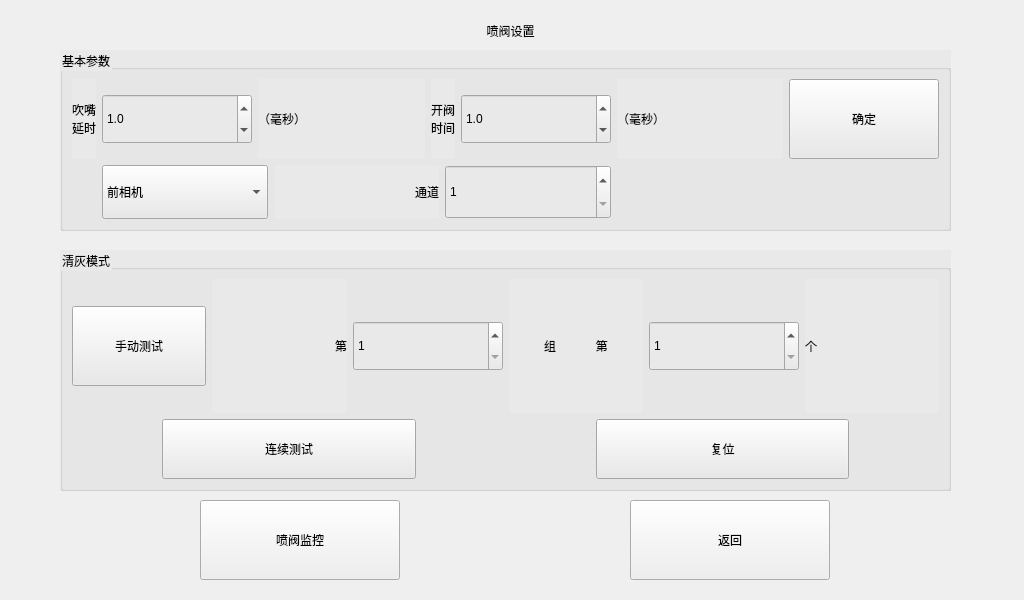
The window that forms/formvalvetest.ui (zhoutl1106/pjt2) describes before a commit, drawn with Qt 5.
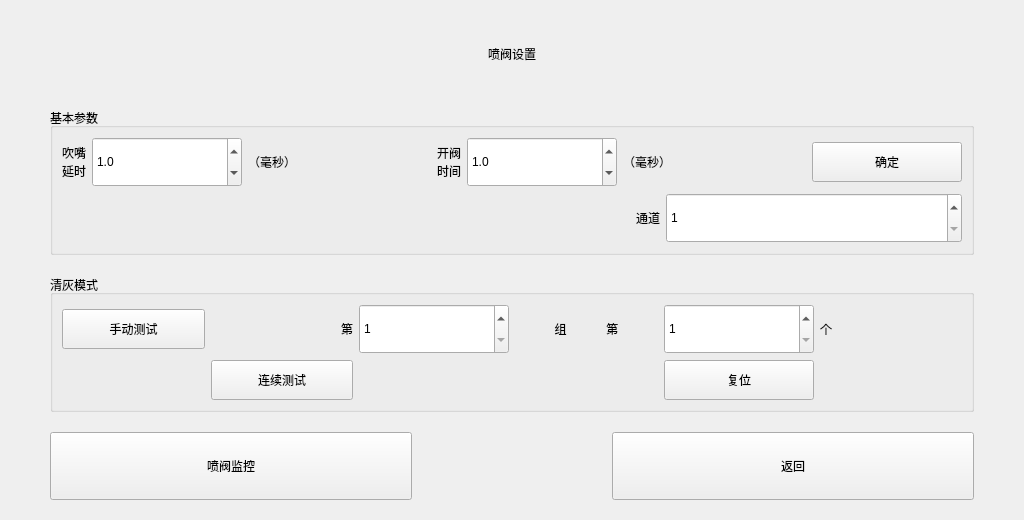
The same window after the commit. Icons and pictures are not drawn.

Commit message: cntChcek & cmd left

Patch:
```diff
--- a/forms/formvalvetest.ui
+++ b/forms/formvalvetest.ui
@@ -7,45 +7,35 @@
     <x>0</x>
     <y>0</y>
     <width>1024</width>
-    <height>600</height>
+    <height>520</height>
    </rect>
   </property>
   <property name="windowTitle">
    <string>Form</string>
   </property>
-  <widget class="QToolButton" name="toolButton">
-   <property name="geometry">
-    <rect>
-     <x>630</x>
-     <y>500</y>
-     <width>200</width>
-     <height>80</height>
-    </rect>
+  <layout class="QVBoxLayout" name="verticalLayout_2">
+   <property name="spacing">
+    <number>20</number>
    </property>
-   <property name="sizePolicy">
-    <sizepolicy hsizetype="Fixed" vsizetype="Fixed">
-     <horstretch>0</horstretch>
-     <verstretch>0</verstretch>
-    </sizepolicy>
+   <property name="leftMargin">
+    <number>50</number>
    </property>
-   <property name="minimumSize">
-    <size>
-     <width>80</width>
-     <height>0</height>
-    </size>
+   <property name="topMargin">
+    <number>20</number>
    </property>
-   <property name="text">
-    <string>返回</string>
+   <property name="rightMargin">
+    <number>50</number>
    </property>
-  </widget>
+   <property name="bottomMargin">
+    <number>20</number>
+   </property>
+   <item>
   <widget class="QLabel" name="label">
-   <property name="geometry">
-    <rect>
-     <x>420</x>
-     <y>0</y>
-     <width>181</width>
-     <height>61</height>
-    </rect>
+     <property name="sizePolicy">
+      <sizepolicy hsizetype="Preferred" vsizetype="Preferred">
+       <horstretch>0</horstretch>
+       <verstretch>0</verstretch>
+      </sizepolicy>
    </property>
    <property name="text">
     <string>喷阀设置</string>
@@ -54,23 +44,33 @@
     <set>Qt::AlignCenter</set>
    </property>
   </widget>
+   </item>
+   <item>
   <widget class="QGroupBox" name="groupBox_2">
-   <property name="geometry">
-    <rect>
-     <x>60</x>
-     <y>50</y>
-     <width>891</width>
-     <height>181</height>
-    </rect>
-   </property>
    <property name="styleSheet">
-    <string notr="true">background-color: rgb(233, 233, 233);</string>
+      <string notr="true"/>
    </property>
    <property name="title">
     <string>基本参数</string>
    </property>
-   <layout class="QGridLayout" name="gridLayout_2">
-    <item row="0" column="2">
+     <layout class="QVBoxLayout" name="verticalLayout">
+      <item>
+       <layout class="QHBoxLayout" name="horizontalLayout_2">
+        <item>
+         <widget class="QLabel" name="label_6">
+          <property name="sizePolicy">
+           <sizepolicy hsizetype="Fixed" vsizetype="Preferred">
+            <horstretch>0</horstretch>
+            <verstretch>0</verstretch>
+           </sizepolicy>
+          </property>
+          <property name="text">
+           <string>吹嘴
+延时</string>
+          </property>
+         </widget>
+        </item>
+        <item>
      <widget class="QDoubleSpinBox" name="doubleSpinBox_delay">
       <property name="sizePolicy">
        <sizepolicy hsizetype="Fixed" vsizetype="Fixed">
@@ -85,26 +85,7 @@
        </size>
       </property>
       <property name="styleSheet">
-       <string notr="true">QSpinBox
-{	
-	text-align:center;
-	color:rgb(255,255,255);
-	border-image: url(:/icons/spinBkg.png) no-repeat;
-}
-
-QSpinBox::up-button
-{	
-	width:30px;
-	height:30px;
-	image: url(:/icons/upArrow.png);
-}
-
-QSpinBox::down-button
-{	
-	width:30px;
-	height:30px;
-	image: url(:/icons/downArrow.png);
-}</string>
+           <string notr="true"/>
       </property>
       <property name="decimals">
        <number>1</number>
@@ -117,29 +98,10 @@
       </property>
      </widget>
     </item>
-    <item row="0" column="7">
-     <widget class="QToolButton" name="toolButton_loopTest_3">
-      <property name="sizePolicy">
-       <sizepolicy hsizetype="Preferred" vsizetype="Fixed">
-        <horstretch>0</horstretch>
-        <verstretch>0</verstretch>
-       </sizepolicy>
-      </property>
-      <property name="minimumSize">
-       <size>
-        <width>150</width>
-        <height>80</height>
-       </size>
-      </property>
-      <property name="text">
-       <string>确定</string>
-      </property>
-     </widget>
-    </item>
-    <item row="0" column="3">
+        <item>
      <widget class="QLabel" name="label_9">
       <property name="sizePolicy">
-       <sizepolicy hsizetype="Expanding" vsizetype="Expanding">
+           <sizepolicy hsizetype="Expanding" vsizetype="Preferred">
         <horstretch>0</horstretch>
         <verstretch>0</verstretch>
        </sizepolicy>
@@ -149,41 +111,10 @@
       </property>
      </widget>
     </item>
-    <item row="0" column="5">
-     <widget class="QDoubleSpinBox" name="doubleSpinBox_pulseWidth">
-      <property name="sizePolicy">
-       <sizepolicy hsizetype="Fixed" vsizetype="Fixed">
-        <horstretch>0</horstretch>
-        <verstretch>0</verstretch>
-       </sizepolicy>
-      </property>
-      <property name="minimumSize">
-       <size>
-        <width>150</width>
-        <height>50</height>
-       </size>
-      </property>
-      <property name="styleSheet">
-       <string notr="true"/>
-      </property>
-      <property name="decimals">
-       <number>1</number>
-      </property>
-      <property name="minimum">
-       <double>0.100000000000000</double>
-      </property>
-      <property name="singleStep">
-       <double>0.100000000000000</double>
-      </property>
-      <property name="value">
-       <double>1.000000000000000</double>
-      </property>
-     </widget>
-    </item>
-    <item row="0" column="4">
+        <item>
      <widget class="QLabel" name="label_11">
       <property name="sizePolicy">
-       <sizepolicy hsizetype="Fixed" vsizetype="Expanding">
+           <sizepolicy hsizetype="Fixed" vsizetype="Preferred">
         <horstretch>0</horstretch>
         <verstretch>0</verstretch>
        </sizepolicy>
@@ -194,10 +125,41 @@
       </property>
      </widget>
     </item>
-    <item row="0" column="6">
+        <item>
+         <widget class="QDoubleSpinBox" name="doubleSpinBox_pulseWidth">
+          <property name="sizePolicy">
+           <sizepolicy hsizetype="Fixed" vsizetype="Fixed">
+            <horstretch>0</horstretch>
+            <verstretch>0</verstretch>
+           </sizepolicy>
+          </property>
+          <property name="minimumSize">
+           <size>
+            <width>150</width>
+            <height>50</height>
+           </size>
+          </property>
+          <property name="styleSheet">
+           <string notr="true"/>
+          </property>
+          <property name="decimals">
+           <number>1</number>
+          </property>
+          <property name="minimum">
+           <double>0.100000000000000</double>
+          </property>
+          <property name="singleStep">
+           <double>0.100000000000000</double>
+          </property>
+          <property name="value">
+           <double>1.000000000000000</double>
+          </property>
+         </widget>
+        </item>
+        <item>
      <widget class="QLabel" name="label_12">
       <property name="sizePolicy">
-       <sizepolicy hsizetype="Expanding" vsizetype="Expanding">
+           <sizepolicy hsizetype="Expanding" vsizetype="Preferred">
         <horstretch>0</horstretch>
         <verstretch>0</verstretch>
        </sizepolicy>
@@ -207,52 +169,43 @@
       </property>
      </widget>
     </item>
-    <item row="0" column="0" colspan="2">
-     <widget class="QLabel" name="label_6">
-      <property name="sizePolicy">
-       <sizepolicy hsizetype="Fixed" vsizetype="Expanding">
-        <horstretch>0</horstretch>
-        <verstretch>0</verstretch>
-       </sizepolicy>
-      </property>
-      <property name="text">
-       <string>吹嘴
-延时</string>
-      </property>
-     </widget>
-    </item>
-    <item row="1" column="2" colspan="4">
-     <layout class="QHBoxLayout" name="horizontalLayout_3">
       <item>
-       <widget class="QComboBox" name="camera">
+         <widget class="QToolButton" name="toolButton_OK">
         <property name="sizePolicy">
-         <sizepolicy hsizetype="Preferred" vsizetype="Expanding">
+           <sizepolicy hsizetype="Preferred" vsizetype="Fixed">
           <horstretch>0</horstretch>
           <verstretch>0</verstretch>
          </sizepolicy>
         </property>
         <property name="minimumSize">
          <size>
-          <width>0</width>
-          <height>50</height>
-         </size>
-        </property>
-        <item>
+            <width>150</width>
+            <height>40</height>
+           </size>
+          </property>
          <property name="text">
-          <string>前相机</string>
-         </property>
+           <string>确定</string>
+          </property>
+         </widget>
         </item>
+       </layout>
+      </item>
         <item>
-         <property name="text">
-          <string>后相机</string>
-         </property>
-        </item>
+       <layout class="QHBoxLayout" name="horizontalLayout">
+        <item>
+         <widget class="QWidget" name="widgetCamera" native="true">
+          <property name="sizePolicy">
+           <sizepolicy hsizetype="Preferred" vsizetype="Preferred">
+            <horstretch>0</horstretch>
+            <verstretch>0</verstretch>
+           </sizepolicy>
+          </property>
        </widget>
       </item>
       <item>
        <widget class="QLabel" name="label_2">
         <property name="sizePolicy">
-         <sizepolicy hsizetype="Preferred" vsizetype="Expanding">
+           <sizepolicy hsizetype="Preferred" vsizetype="Preferred">
           <horstretch>0</horstretch>
           <verstretch>0</verstretch>
          </sizepolicy>
@@ -272,9 +225,9 @@
        </widget>
       </item>
       <item>
-       <widget class="QSpinBox" name="spinBox">
+         <widget class="QSpinBox" name="spinBoxChannel">
         <property name="sizePolicy">
-         <sizepolicy hsizetype="Minimum" vsizetype="Expanding">
+           <sizepolicy hsizetype="Minimum" vsizetype="Fixed">
           <horstretch>0</horstretch>
           <verstretch>0</verstretch>
          </sizepolicy>
@@ -297,25 +250,17 @@
     </item>
    </layout>
   </widget>
+   </item>
+   <item>
   <widget class="QGroupBox" name="groupBox">
-   <property name="geometry">
-    <rect>
-     <x>60</x>
-     <y>250</y>
-     <width>891</width>
-     <height>241</height>
-    </rect>
-   </property>
    <property name="styleSheet">
-    <string notr="true">background-color: rgb(233, 233, 233);</string>
+      <string notr="true"/>
    </property>
    <property name="title">
     <string>清灰模式</string>
    </property>
-   <layout class="QVBoxLayout" name="verticalLayout">
-    <item>
-     <layout class="QHBoxLayout" name="horizontalLayout_2">
-      <item>
+     <layout class="QGridLayout" name="gridLayout">
+      <item row="0" column="0">
        <widget class="QToolButton" name="toolButton_singleTest">
         <property name="sizePolicy">
          <sizepolicy hsizetype="Preferred" vsizetype="Fixed">
@@ -326,7 +271,7 @@
         <property name="minimumSize">
          <size>
           <width>0</width>
-          <height>80</height>
+          <height>40</height>
          </size>
         </property>
         <property name="text">
@@ -334,8 +279,14 @@
         </property>
        </widget>
       </item>
-      <item>
+      <item row="0" column="1">
        <widget class="QLabel" name="label_3">
+        <property name="sizePolicy">
+         <sizepolicy hsizetype="Preferred" vsizetype="Preferred">
+          <horstretch>0</horstretch>
+          <verstretch>0</verstretch>
+         </sizepolicy>
+        </property>
         <property name="text">
          <string>第</string>
         </property>
@@ -344,7 +295,7 @@
         </property>
        </widget>
       </item>
-      <item>
+      <item row="0" column="2">
        <widget class="QSpinBox" name="spinBoxGroup">
         <property name="sizePolicy">
          <sizepolicy hsizetype="Fixed" vsizetype="Fixed">
@@ -369,8 +320,14 @@
         </property>
        </widget>
       </item>
-      <item>
+      <item row="0" column="3">
        <widget class="QLabel" name="label_4">
+        <property name="sizePolicy">
+         <sizepolicy hsizetype="Preferred" vsizetype="Preferred">
+          <horstretch>0</horstretch>
+          <verstretch>0</verstretch>
+         </sizepolicy>
+        </property>
         <property name="text">
          <string>组            第</string>
         </property>
@@ -379,7 +336,7 @@
         </property>
        </widget>
       </item>
-      <item>
+      <item row="0" column="4">
        <widget class="QSpinBox" name="spinBoxPos">
         <property name="sizePolicy">
          <sizepolicy hsizetype="Fixed" vsizetype="Fixed">
@@ -404,27 +361,20 @@
         </property>
        </widget>
       </item>
-      <item>
+      <item row="0" column="5">
        <widget class="QLabel" name="label_5">
+        <property name="sizePolicy">
+         <sizepolicy hsizetype="Preferred" vsizetype="Preferred">
+          <horstretch>0</horstretch>
+          <verstretch>0</verstretch>
+         </sizepolicy>
+        </property>
         <property name="text">
          <string>个</string>
         </property>
        </widget>
       </item>
-     </layout>
-    </item>
-    <item>
-     <layout class="QHBoxLayout" name="horizontalLayout">
-      <property name="spacing">
-       <number>180</number>
-      </property>
-      <property name="leftMargin">
-       <number>90</number>
-      </property>
-      <property name="rightMargin">
-       <number>90</number>
-      </property>
-      <item>
+      <item row="1" column="1">
        <widget class="QToolButton" name="toolButton_autoTest">
         <property name="sizePolicy">
          <sizepolicy hsizetype="Preferred" vsizetype="Fixed">
@@ -435,7 +385,7 @@
         <property name="minimumSize">
          <size>
           <width>0</width>
-          <height>60</height>
+          <height>40</height>
          </size>
         </property>
         <property name="text">
@@ -443,8 +393,8 @@
         </property>
        </widget>
       </item>
-      <item>
-       <widget class="QToolButton" name="toolButton_loopTest_4">
+      <item row="1" column="4">
+       <widget class="QToolButton" name="toolButton_reset">
         <property name="sizePolicy">
          <sizepolicy hsizetype="Preferred" vsizetype="Fixed">
           <horstretch>0</horstretch>
@@ -454,7 +404,7 @@
         <property name="minimumSize">
          <size>
           <width>0</width>
-          <height>60</height>
+          <height>40</height>
          </size>
         </property>
         <property name="text">
@@ -463,20 +413,17 @@
        </widget>
       </item>
      </layout>
-    </item>
-   </layout>
-  </widget>
+    </widget>
+   </item>
+   <item>
+    <layout class="QHBoxLayout" name="horizontalLayout_4">
+     <property name="spacing">
+      <number>200</number>
+     </property>
+     <item>
   <widget class="QToolButton" name="toolButton_valveOn">
-   <property name="geometry">
-    <rect>
-     <x>200</x>
-     <y>500</y>
-     <width>200</width>
-     <height>80</height>
-    </rect>
-   </property>
    <property name="sizePolicy">
-    <sizepolicy hsizetype="Preferred" vsizetype="Fixed">
+        <sizepolicy hsizetype="Preferred" vsizetype="Preferred">
      <horstretch>0</horstretch>
      <verstretch>0</verstretch>
     </sizepolicy>
@@ -485,6 +432,29 @@
     <string>喷阀监控</string>
    </property>
   </widget>
+     </item>
+     <item>
+      <widget class="QToolButton" name="toolButton">
+       <property name="sizePolicy">
+        <sizepolicy hsizetype="Preferred" vsizetype="Preferred">
+         <horstretch>0</horstretch>
+         <verstretch>0</verstretch>
+        </sizepolicy>
+       </property>
+       <property name="minimumSize">
+        <size>
+         <width>80</width>
+         <height>0</height>
+        </size>
+       </property>
+       <property name="text">
+        <string>返回</string>
+       </property>
+      </widget>
+     </item>
+    </layout>
+   </item>
+  </layout>
  </widget>
  <resources/>
  <connections/>
```
Lines whose indentation alone changed are shown as unchanged. The commit also changes 63 other files.
